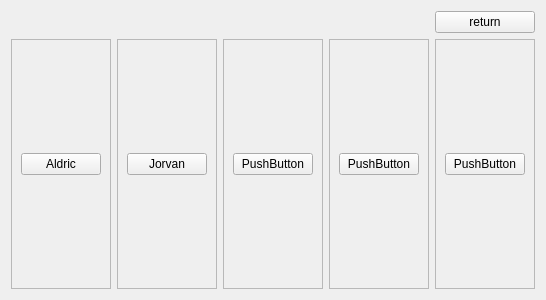
The window that cselect/warriorselect.ui (Silishark/Dnd-in-terminal) describes before a commit, drawn with Qt 5.
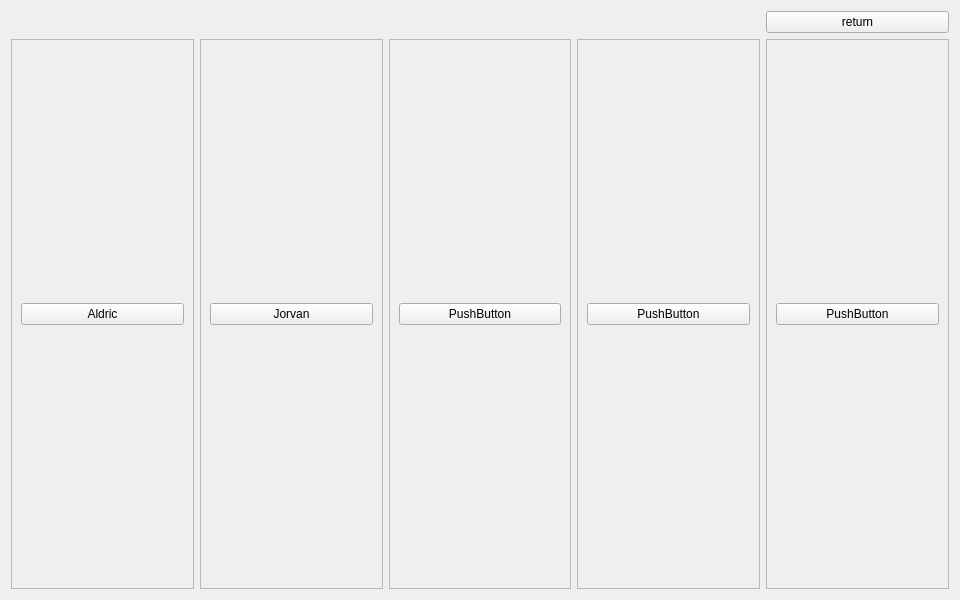
The same window after the commit.

Commit message: resize the windows

Patch:
```diff
--- a/cselect/warriorselect.ui
+++ b/cselect/warriorselect.ui
@@ -6,10 +6,16 @@
    <rect>
     <x>0</x>
     <y>0</y>
-    <width>535</width>
-    <height>300</height>
+    <width>960</width>
+    <height>600</height>
    </rect>
   </property>
+  <property name="minimumSize">
+   <size>
+    <width>960</width>
+    <height>600</height>
+   </size>
+  </property>
   <property name="windowTitle">
    <string>Form</string>
   </property>
```
The commit also changes 6 other files.
